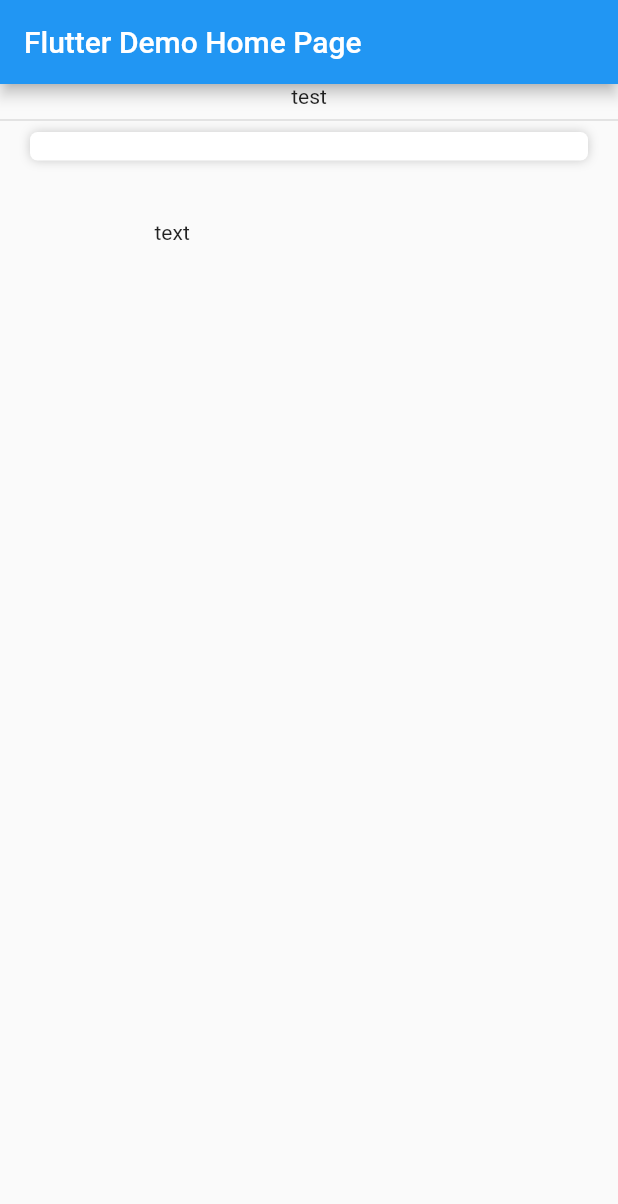
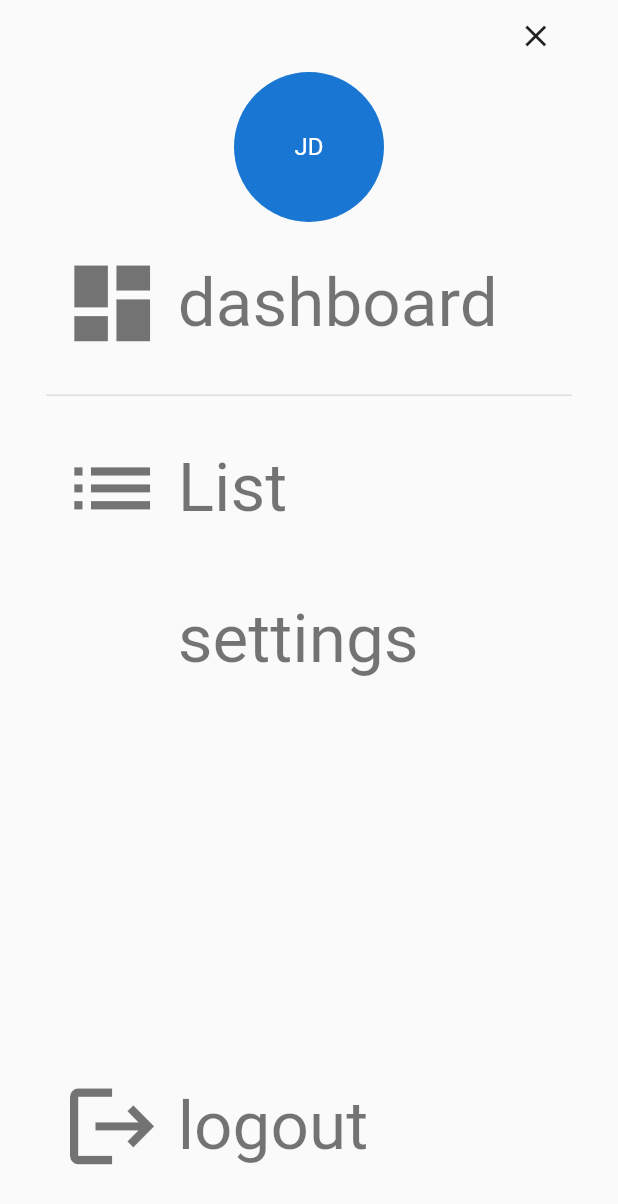
Before and after one commit to Iconica-Development/flutter_menu, a Flutter app: the screen it shows after launch, on a phone screen of 412 x 824 dp. Shown: the top 1204 px of the screen. Run offline on Flutter 3.47's test engine with Material 2 defaults, Android fonts, the phone set to English and light mode, and no system bars.

Commit message:
Imrpoved README, added Github Actions + depandabot, improved example.Added screenshot

```diff
--- a/example/lib/main.dart
+++ b/example/lib/main.dart
@@ -36,35 +36,63 @@ class MyHomePage extends StatefulWidget {
 class _MyHomePageState extends State<MyHomePage> {
   @override
   Widget build(BuildContext context) {
+    var size = MediaQuery.of(context).size;
     return Scaffold(
-      appBar: AppBar(
-        title: Text(widget.title),
+      body: SafeArea(
+        child: Column(
+          children: [
+            Center(
+              child: SizedBox(
+                height: size.height - (MediaQuery.of(context).padding.top * 2),
+                width: size.width * 0.85,
+                child: AppMenu(
+                  exit: IconButton(
+                    icon: const Icon(
+                      Icons.close,
                     ),
-      body: Center(
-        child: SizedBox(
-          height: MediaQuery.of(context).size.height,
-          width: MediaQuery.of(context).size.width,
-          child: AppMenu(
+                    onPressed: () {},
+                  ),
+                  logout: MenuAction.text(
+                    text: 'logout',
+                    onTap: (context) {},
+                    icon: Icons.logout,
+                    textStyle: Theme.of(context).textTheme.headline3!,
+                  ),
                   actions: [
                     MenuAction.custom(
-                builder: (context) => const Text('test'),
+                      builder: ((_) => const CircleAvatar(
+                            radius: 50,
+                            child: Center(
+                              child: Text('JD'),
+                            ),
+                          )),
+                    ),
+                    MenuAction.text(
+                      text: 'dashboard',
+                      onTap: (context) {},
+                      icon: Icons.dashboard,
+                      textStyle: Theme.of(context).textTheme.headline3!,
                     ),
                     MenuAction.divider(),
-              MenuAction.search(onSearch: (context, val) {
-                debugPrint('on search with $val');
-              }),
-              MenuAction.spacer(),
                     MenuAction.text(
-                text: 'text',
-                onTap: (context) {
-                  debugPrint('on tap text action');
-                },
+                      text: 'List',
+                      onTap: (context) {},
+                      icon: Icons.list,
+                      textStyle: Theme.of(context).textTheme.headline3!,
+                    ),
+                    MenuAction.text(
+                      text: 'settings',
+                      onTap: (context) {},
+                      textStyle: Theme.of(context).textTheme.headline3!,
                     ),
                   ],
                   child: Container(),
                 ),
               ),
             ),
+          ],
+        ),
+      ),
     );
   }
 }
--- a/pubspec.yaml
+++ b/pubspec.yaml
@@ -1,7 +1,7 @@
 name: flutter_menu
 description: A new Flutter package project.
 version: 0.0.1
-homepage:
+homepage: https://github.com/Iconica-Development/flutter_menu
 
 environment:
   sdk: '>=2.18.2 <3.0.0'
```
Also changed, not shown: .github/dependabot.yaml (added), example_screenshot.png (added), 4 other files. Lines whose indentation alone changed are shown as unchanged.
